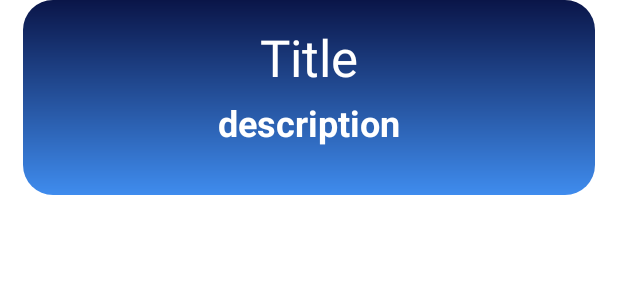
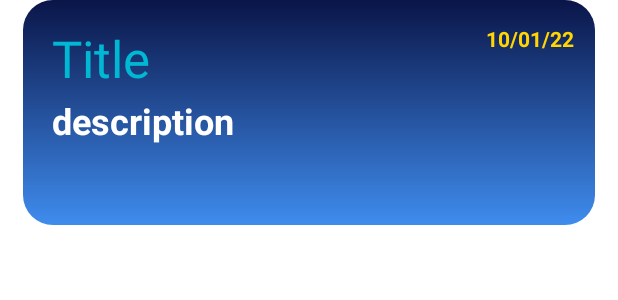
Before and after one commit to souvik757/Reminder, an Android app: the layout notes_cell.xml on its own in the app's theme, with its tools: preview values and no code run, on a phone screen of 412 x 824 dp. Shown: the top 300 px of the screen. Run offline under Robolectric (Android 15) with nearby library versions, the phone set to English and light mode, and no system bars.

Commit message:
-10- commit -- push

```diff
--- a/app/src/main/java/com/example/reminder/NotesAdapter.java
+++ b/app/src/main/java/com/example/reminder/NotesAdapter.java
@@ -10,7 +10,11 @@ import android.widget.TextView;
 import androidx.annotation.NonNull;
 import androidx.annotation.Nullable;
 
+import java.text.SimpleDateFormat;
+import java.util.Calendar;
+import java.util.Date;
 import java.util.List;
+import java.util.Locale;
 
 public class NotesAdapter extends  ArrayAdapter<ModelNotes> {
     public NotesAdapter(Context context , List<ModelNotes> _list_){
@@ -27,8 +31,10 @@ public class NotesAdapter extends  ArrayAdapter<ModelNotes> {
 
         TextView _title_ = convertView.findViewById(R.id._cell_title_) ;
         TextView _description_ = convertView.findViewById(R.id._cell_description_) ;
+        TextView _date_ = convertView.findViewById(R.id._cell_date_) ;
         _title_.setText(NOTES.getTile());
         _description_.setText(NOTES.getDescription());
+        _date_.setText(new SimpleDateFormat("dd-MM-yyyy", Locale.getDefault()).format(new Date())) ;
 
         return convertView ;
     }
--- a/app/src/main/java/com/example/reminder/NotesDetails.java
+++ b/app/src/main/java/com/example/reminder/NotesDetails.java
@@ -62,9 +62,10 @@ public class NotesDetails extends AppCompatActivity {
 
         String title = String.valueOf(_for_TITLE_.getText()) ;
         String description  = String.valueOf(_for_DESCRIPTION_.getText()) ;
-        if(title.isEmpty() || description.isEmpty())
+        if(title.isEmpty() || description.isEmpty()) {
+            Snackbar.make(view ,"void entry" , Snackbar.LENGTH_LONG).show() ;
             Toast.makeText(this, "void entry", Toast.LENGTH_SHORT).show();
-
+        }
         if(modelNotes == null){
             int ID = ModelNotes._list_NOTE_.size() ;
             ModelNotes _notes_ = new ModelNotes(ID , title , description) ;
--- a/app/src/main/java/com/example/reminder/SQLiteManager.java
+++ b/app/src/main/java/com/example/reminder/SQLiteManager.java
@@ -56,7 +56,6 @@ public class SQLiteManager extends SQLiteOpenHelper {
                 .append(DELETED_FIELD)
                 .append(" TEXT)") ;
         db.execSQL(sql.toString());
-        db.close();
     }
 
     public void DeleteNote(ModelNotes modelNotes){
--- a/app/src/main/res/layout/notes_cell.xml
+++ b/app/src/main/res/layout/notes_cell.xml
@@ -7,37 +7,53 @@
     android:background="@drawable/cell_background"
     android:layout_marginRight="15dp"
     android:layout_width="match_parent"
-    android:layout_height="130dp">
+    android:layout_height="150dp">
 
     <TextView
         android:id="@+id/_cell_title_"
         android:layout_width="wrap_content"
         android:layout_height="wrap_content"
-        android:layout_marginTop="15dp"
+        android:layout_marginStart="4dp"
+        android:layout_marginTop="16dp"
         android:maxLines="1"
         android:text="Title"
-        android:textColor="@color/white"
+        android:textColor="#00B8D4"
         android:textSize="34sp"
         app:layout_constraintEnd_toEndOf="parent"
+        app:layout_constraintHorizontal_bias="0.05"
         app:layout_constraintStart_toStartOf="parent"
         app:layout_constraintTop_toTopOf="parent" />
 
     <TextView
         android:id="@+id/_cell_description_"
         android:layout_width="wrap_content"
-        android:layout_height="wrap_content"
+        android:layout_height="70dp"
+        android:layout_marginStart="4dp"
         android:layout_marginBottom="15dp"
-        android:maxLines="1"
         android:text="description"
-        android:textStyle="bold"
         android:textColor="@color/white"
         android:textSize="24sp"
+        android:textStyle="bold"
         app:layout_constraintBottom_toBottomOf="parent"
         app:layout_constraintEnd_toEndOf="parent"
-        app:layout_constraintHorizontal_bias="0.501"
+        app:layout_constraintHorizontal_bias="0.061"
         app:layout_constraintStart_toStartOf="parent"
         app:layout_constraintTop_toBottomOf="@+id/_cell_title_"
-        app:layout_constraintVertical_bias="0.216" />
+        app:layout_constraintVertical_bias="0.75" />
+
+    <TextView
+        android:id="@+id/_cell_date_"
+        android:layout_width="wrap_content"
+        android:layout_height="wrap_content"
+        android:text="10/01/22"
+        android:textStyle="bold"
+        android:textColor="#FFD600"
+        app:layout_constraintBottom_toTopOf="@+id/_cell_description_"
+        app:layout_constraintEnd_toEndOf="parent"
+        app:layout_constraintHorizontal_bias="0.94"
+        app:layout_constraintStart_toEndOf="@+id/_cell_title_"
+        app:layout_constraintTop_toTopOf="parent"
+        app:layout_constraintVertical_bias="0.355" />
 
 
 </androidx.constraintlayout.widget.ConstraintLayout>
```
